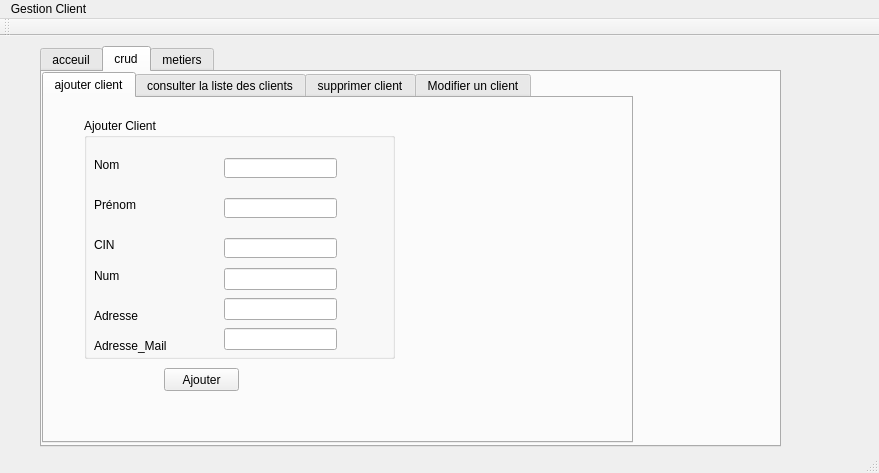
This is mainwindow.ui in salimrabbaoui/Smart_garage_2A24 as Qt 5 draws it before an edit. The edited form follows.
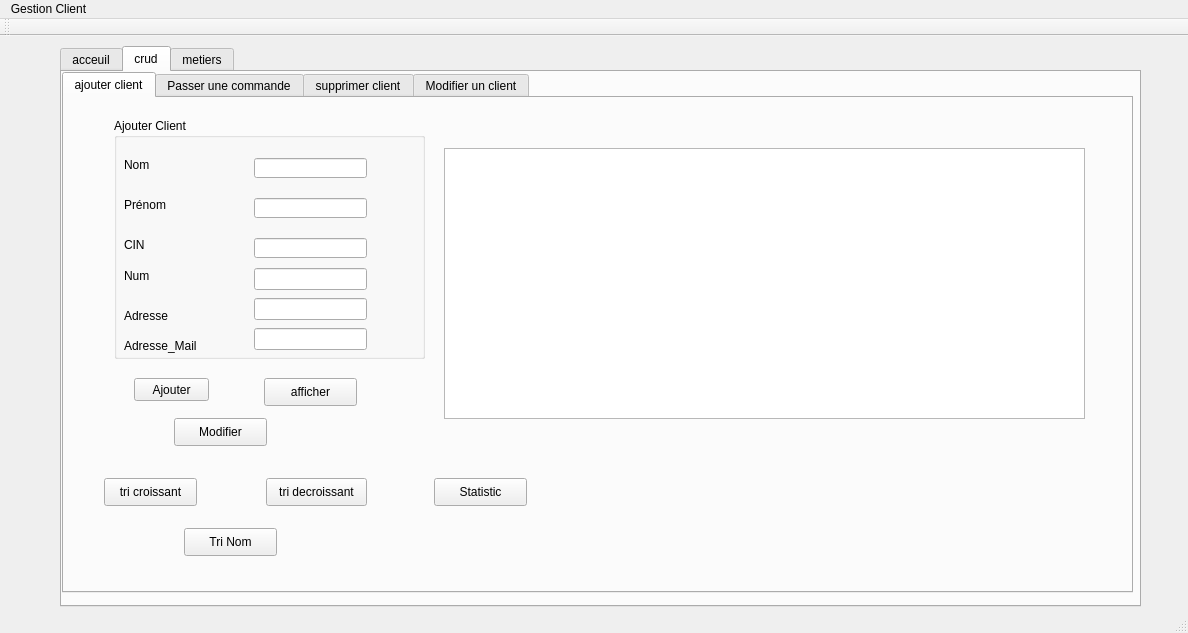
This is the edited form. The open tabs and pages were chosen to show the change.

Diff of the .ui file:
```diff
--- a/mainwindow.ui
+++ b/mainwindow.ui
@@ -6,8 +6,8 @@
    <rect>
     <x>0</x>
     <y>0</y>
-    <width>879</width>
-    <height>473</height>
+    <width>1188</width>
+    <height>633</height>
    </rect>
   </property>
   <property name="windowTitle">
@@ -17,10 +17,10 @@
    <widget class="QTabWidget" name="tabWidget">
     <property name="geometry">
      <rect>
-      <x>40</x>
+      <x>60</x>
       <y>10</y>
-      <width>741</width>
-      <height>401</height>
+      <width>1081</width>
+      <height>561</height>
      </rect>
     </property>
     <property name="currentIndex">
@@ -40,8 +40,8 @@
        <rect>
         <x>0</x>
         <y>0</y>
-        <width>591</width>
-        <height>371</height>
+        <width>1071</width>
+        <height>521</height>
        </rect>
       </property>
       <property name="currentIndex">
@@ -54,8 +54,8 @@
        <widget class="QPushButton" name="pushButton">
         <property name="geometry">
          <rect>
-          <x>120</x>
-          <y>270</y>
+          <x>70</x>
+          <y>280</y>
           <width>75</width>
           <height>23</height>
          </rect>
@@ -67,7 +67,7 @@
        <widget class="QGroupBox" name="groupBox">
         <property name="geometry">
          <rect>
-          <x>40</x>
+          <x>50</x>
           <y>20</y>
           <width>311</width>
           <height>241</height>
@@ -215,21 +215,171 @@
          </property>
         </widget>
        </widget>
-      </widget>
-      <widget class="QWidget" name="tab_5">
-       <attribute name="title">
-        <string>consulter la liste des clients</string>
-       </attribute>
        <widget class="QTableView" name="tab_Client">
         <property name="geometry">
          <rect>
-          <x>50</x>
-          <y>40</y>
+          <x>380</x>
+          <y>50</y>
           <width>641</width>
           <height>271</height>
          </rect>
         </property>
        </widget>
+       <widget class="QPushButton" name="pushButton_3">
+        <property name="geometry">
+         <rect>
+          <x>200</x>
+          <y>280</y>
+          <width>93</width>
+          <height>28</height>
+         </rect>
+        </property>
+        <property name="text">
+         <string>afficher</string>
+        </property>
+       </widget>
+       <widget class="QPushButton" name="pushButton_2">
+        <property name="geometry">
+         <rect>
+          <x>110</x>
+          <y>320</y>
+          <width>93</width>
+          <height>28</height>
+         </rect>
+        </property>
+        <property name="text">
+         <string>Modifier</string>
+        </property>
+       </widget>
+       <widget class="QPushButton" name="pushButton_4">
+        <property name="geometry">
+         <rect>
+          <x>40</x>
+          <y>380</y>
+          <width>93</width>
+          <height>28</height>
+         </rect>
+        </property>
+        <property name="text">
+         <string>tri croissant</string>
+        </property>
+       </widget>
+       <widget class="QPushButton" name="pushButton_5">
+        <property name="geometry">
+         <rect>
+          <x>202</x>
+          <y>380</y>
+          <width>101</width>
+          <height>28</height>
+         </rect>
+        </property>
+        <property name="text">
+         <string>tri decroissant</string>
+        </property>
+       </widget>
+       <widget class="QPushButton" name="pushButton_6">
+        <property name="geometry">
+         <rect>
+          <x>120</x>
+          <y>430</y>
+          <width>93</width>
+          <height>28</height>
+         </rect>
+        </property>
+        <property name="text">
+         <string>Tri Nom</string>
+        </property>
+       </widget>
+       <widget class="QPushButton" name="pushButton_7">
+        <property name="geometry">
+         <rect>
+          <x>370</x>
+          <y>380</y>
+          <width>93</width>
+          <height>28</height>
+         </rect>
+        </property>
+        <property name="text">
+         <string>Statistic</string>
+        </property>
+       </widget>
+      </widget>
+      <widget class="QWidget" name="tab_5">
+       <attribute name="title">
+        <string>Passer une commande</string>
+       </attribute>
+       <widget class="QGroupBox" name="groupBox_2">
+        <property name="geometry">
+         <rect>
+          <x>100</x>
+          <y>60</y>
+          <width>311</width>
+          <height>211</height>
+         </rect>
+        </property>
+        <property name="title">
+         <string>Passer une commande</string>
+        </property>
+        <widget class="QLabel" name="label_17">
+         <property name="geometry">
+          <rect>
+           <x>10</x>
+           <y>50</y>
+           <width>47</width>
+           <height>13</height>
+          </rect>
+         </property>
+         <property name="text">
+          <string>CIN</string>
+         </property>
+        </widget>
+        <widget class="QLineEdit" name="le_PC_Cin">
+         <property name="geometry">
+          <rect>
+           <x>140</x>
+           <y>50</y>
+           <width>113</width>
+           <height>20</height>
+          </rect>
+         </property>
+        </widget>
+        <widget class="QLabel" name="label_18">
+         <property name="geometry">
+          <rect>
+           <x>10</x>
+           <y>80</y>
+           <width>101</width>
+           <height>16</height>
+          </rect>
+         </property>
+         <property name="text">
+          <string>Type voiture</string>
+         </property>
+        </widget>
+        <widget class="QLineEdit" name="le_PC_typevoiture">
+         <property name="geometry">
+          <rect>
+           <x>140</x>
+           <y>80</y>
+           <width>113</width>
+           <height>22</height>
+          </rect>
+         </property>
+        </widget>
+        <widget class="QPushButton" name="pushButton_8">
+         <property name="geometry">
+          <rect>
+           <x>80</x>
+           <y>150</y>
+           <width>93</width>
+           <height>28</height>
+          </rect>
+         </property>
+         <property name="text">
+          <string>Commander</string>
+         </property>
+        </widget>
+       </widget>
       </widget>
       <widget class="QWidget" name="tab_6">
        <attribute name="title">
@@ -299,19 +449,6 @@
          </rect>
         </property>
        </widget>
-       <widget class="QPushButton" name="pushButton_2">
-        <property name="geometry">
-         <rect>
-          <x>220</x>
-          <y>290</y>
-          <width>93</width>
-          <height>28</height>
-         </rect>
-        </property>
-        <property name="text">
-         <string>Modifier</string>
-        </property>
-       </widget>
        <widget class="QLineEdit" name="lineEdit_NOM">
         <property name="geometry">
          <rect>
@@ -488,7 +625,7 @@
     <rect>
      <x>0</x>
      <y>0</y>
-     <width>879</width>
+     <width>1188</width>
      <height>26</height>
     </rect>
    </property>
```
Left out of the diff: 4 changed lines with no effect on the pictures.
